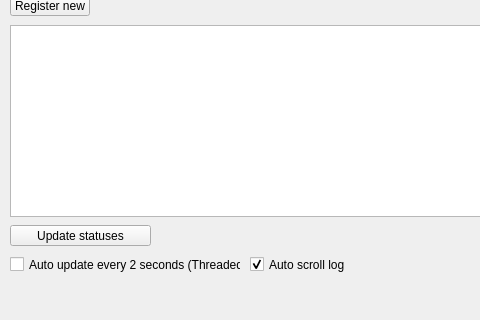
Above: clientexe-gui/mainwindow.ui from Kupchinsky/COM before the change; both pictures show x 0 to 480 and y 302 to 622 of the 591 by 622 pixel window. Below: the same form after it.
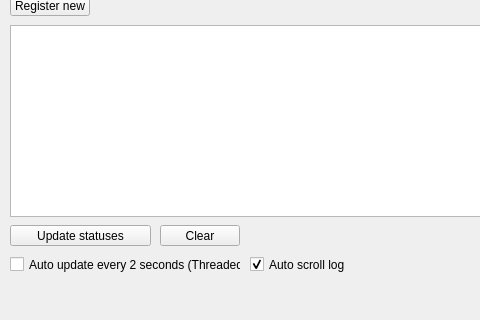
That is the form after the change.

What changed in the file:
```diff
--- a/clientexe-gui/mainwindow.ui
+++ b/clientexe-gui/mainwindow.ui
@@ -170,6 +170,19 @@
      <bool>false</bool>
     </property>
    </widget>
+   <widget class="QPushButton" name="pushButton">
+    <property name="geometry">
+     <rect>
+      <x>160</x>
+      <y>510</y>
+      <width>80</width>
+      <height>21</height>
+     </rect>
+    </property>
+    <property name="text">
+     <string>Clear</string>
+    </property>
+   </widget>
   </widget>
   <widget class="QMenuBar" name="menuBar">
    <property name="geometry">
```
